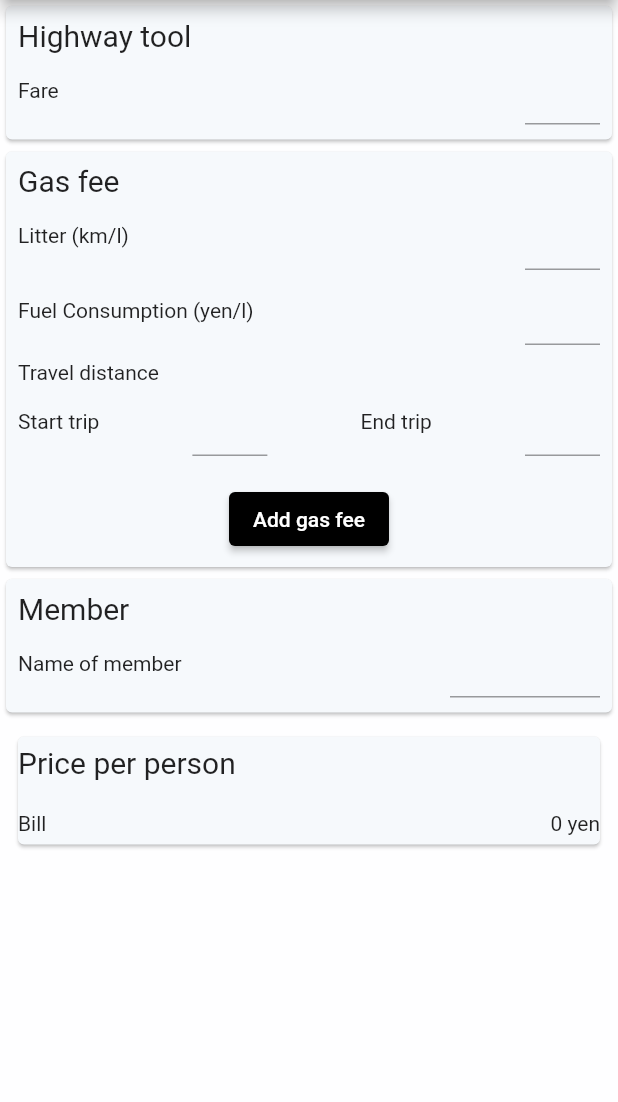
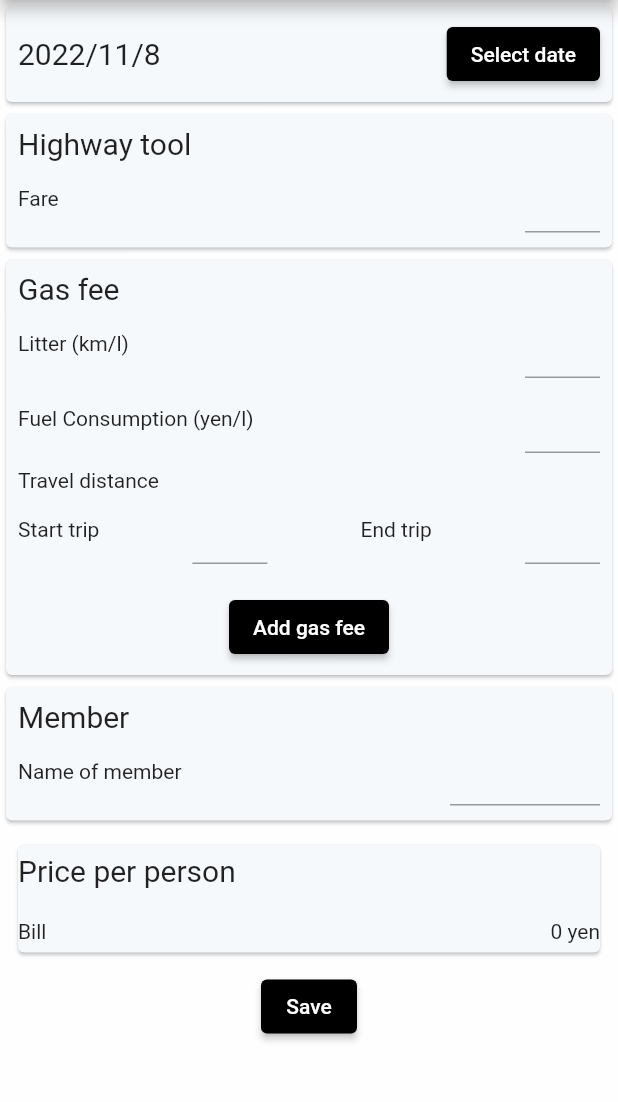
Before and after one commit to UraShiba/dutch_app, a Flutter app: the screen it shows after launch, on a phone screen of 412 x 824 dp, the part 84-1186 px from its top. Run offline on Flutter 3.47's test engine with Material 2 defaults, Android fonts, the light colour scheme and no system bars; our stand-ins replace equatable, flutter_bloc.

Commit message:
Add date picker and history save button

```diff
--- /dev/null
+++ b/lib/bloc/date_pick/date_pick_cubit.dart
@@ -0,0 +1,13 @@
+import 'package:flutter_bloc/flutter_bloc.dart';
+
+class DatePickCubit extends Cubit<DateTime> {
+  DatePickCubit() : super(DateTime.now());
+
+  void setDateTime(DateTime dateTime) {
+    emit(dateTime);
+  }
+
+  DateTime getDateTime() {
+    return state;
+  }
+}
--- /dev/null
+++ b/lib/bloc/history/history_cubit.dart
@@ -0,0 +1,12 @@
+import 'package:dutch_app/model/history.dart';
+import 'package:flutter_bloc/flutter_bloc.dart';
+
+class HistoryCubit extends Cubit<List<History>> {
+  HistoryCubit() : super([]);
+
+  void addHistory(History data) {
+    state.add(data);
+    print(state);
+    emit(List.of(state));
+  }
+}
--- a/lib/bloc/member/member_cubit.dart
+++ b/lib/bloc/member/member_cubit.dart
@@ -12,6 +12,10 @@ class MemberCubit extends Cubit<List<String>> {
     return state;
   }
 
+  int getPersonNumber() {
+    return state.length;
+  }
+
   void removePerson(int number) {
 // To be implemented
   }
--- a/lib/calculate_page/calculate_page.dart
+++ b/lib/calculate_page/calculate_page.dart
@@ -1,7 +1,10 @@
+import 'package:dutch_app/bloc/date_pick/date_pick_cubit.dart';
 import 'package:dutch_app/bloc/gas_fee/gas_fee_cubit.dart';
 import 'package:dutch_app/bloc/highway_tool/highway_tool_cubit.dart';
+import 'package:dutch_app/bloc/history/history_cubit.dart';
 import 'package:dutch_app/bloc/member/member_cubit.dart';
 import 'package:dutch_app/bloc/total_amount/total_amount_cubit.dart';
+import 'package:dutch_app/calculate_page/widget/input_card/date_pick_card.dart';
 import 'package:dutch_app/calculate_page/widget/expense_items/member_listview.dart';
 import 'package:dutch_app/calculate_page/widget/input_card/member_input_card.dart';
 import 'package:dutch_app/calculate_page/widget/input_card/price_per_person_card.dart';
@@ -9,6 +12,7 @@ import 'package:dutch_app/calculate_page/widget/expense_items/gas_fee.dart';
 import 'package:dutch_app/calculate_page/widget/expense_items/highway_tool_listview.dart';
 import 'package:dutch_app/calculate_page/widget/input_card/gas_input_card.dart';
 import 'package:dutch_app/calculate_page/widget/input_card/highway_tool_input_card.dart';
+import 'package:dutch_app/calculate_page/widget/save_button.dart';
 import 'package:dutch_app/calculate_page/widget/topic_section.dart';
 import 'package:flutter/material.dart';
 import 'package:flutter_bloc/flutter_bloc.dart';
@@ -31,11 +35,19 @@ class CalculatePage extends StatelessWidget {
         ),
         BlocProvider(
           create: (_) => TotalAmountCubit(),
+        ),
+        BlocProvider(
+          create: (_) => DatePickCubit(),
+        ),
+        BlocProvider(
+          create: (_) => HistoryCubit(),
         )
       ],
       child: SingleChildScrollView(
         child: Column(
+          crossAxisAlignment: CrossAxisAlignment.start,
           children: const [
+            DatePickCard(),
             TopicSection(
               enteredItemCard:
                   HighwayToolInputCard(listView: HighwayToolListView()),
@@ -48,7 +60,8 @@ class CalculatePage extends StatelessWidget {
             ),
             TopicSection(
               enteredItemCard: PricePerPersonCard(),
-            )
+            ),
+            SaveButton()
           ],
         ),
       ),
--- /dev/null
+++ b/lib/calculate_page/widget/input_card/date_pick_card.dart
@@ -0,0 +1,44 @@
+import 'package:dutch_app/bloc/date_pick/date_pick_cubit.dart';
+import 'package:flutter/material.dart';
+import 'package:flutter_bloc/flutter_bloc.dart';
+
+class DatePickCard extends StatelessWidget {
+  const DatePickCard({Key? key}) : super(key: key);
+
+  @override
+  Widget build(BuildContext context) {
+    return Card(
+      color: const Color((0xFFF6F9FC)),
+      child: Padding(
+        padding: const EdgeInsets.all(8.0),
+        child: Row(
+          mainAxisAlignment: MainAxisAlignment.spaceBetween,
+          children: [
+            BlocBuilder<DatePickCubit, DateTime>(builder: (context, date) {
+              return Text(
+                '${date.year}/${date.month}/${date.day}',
+                style: const TextStyle(fontSize: 20),
+              );
+            }),
+            ElevatedButton(
+              style: ElevatedButton.styleFrom(
+                backgroundColor: Colors.black,
+              ),
+              onPressed: () async {
+                DateTime? newDate = await showDatePicker(
+                    context: context,
+                    initialDate: context.read<DatePickCubit>().getDateTime(),
+                    firstDate: DateTime(2020),
+                    lastDate: DateTime(2100));
+                if (newDate != null) {
+                  context.read<DatePickCubit>().setDateTime(newDate);
+                }
+              },
+              child: const Text('Select date'),
+            ),
+          ],
+        ),
+      ),
+    );
+  }
+}
--- /dev/null
+++ b/lib/calculate_page/widget/save_button.dart
@@ -0,0 +1,31 @@
+import 'package:dutch_app/bloc/date_pick/date_pick_cubit.dart';
+import 'package:dutch_app/bloc/history/history_cubit.dart';
+import 'package:dutch_app/bloc/member/member_cubit.dart';
+import 'package:dutch_app/bloc/total_amount/total_amount_cubit.dart';
+import 'package:dutch_app/model/history.dart';
+import 'package:flutter/material.dart';
+import 'package:flutter_bloc/flutter_bloc.dart';
+
+class SaveButton extends StatelessWidget {
+  const SaveButton({Key? key}) : super(key: key);
+
+  @override
+  Widget build(BuildContext context) {
+    return Center(
+      child: ElevatedButton(
+        style: ElevatedButton.styleFrom(
+          backgroundColor: Colors.black,
+        ),
+        onPressed: () {
+          DateTime dateTime = context.read<DatePickCubit>().getDateTime();
+          List<String> memberList = context.read<MemberCubit>().getMember();
+          int money = context.read<TotalAmountCubit>().getPricePersonAmount(
+              context.read<MemberCubit>().getPersonNumber());
+          context.read<HistoryCubit>().addHistory(History(
+              dateTime: dateTime, memberName: memberList, money: money));
+        },
+        child: const Text('Save'),
+      ),
+    );
+  }
+}
--- /dev/null
+++ b/lib/model/history.dart
@@ -0,0 +1,12 @@
+import 'package:equatable/equatable.dart';
+
+class History extends Equatable {
+  final DateTime dateTime;
+  final List<String> memberName;
+  final int money;
+
+  const History(
+      {required this.dateTime, required this.memberName, required this.money});
+  @override
+  List<Object> get props => [dateTime, memberName, money];
+}
```
